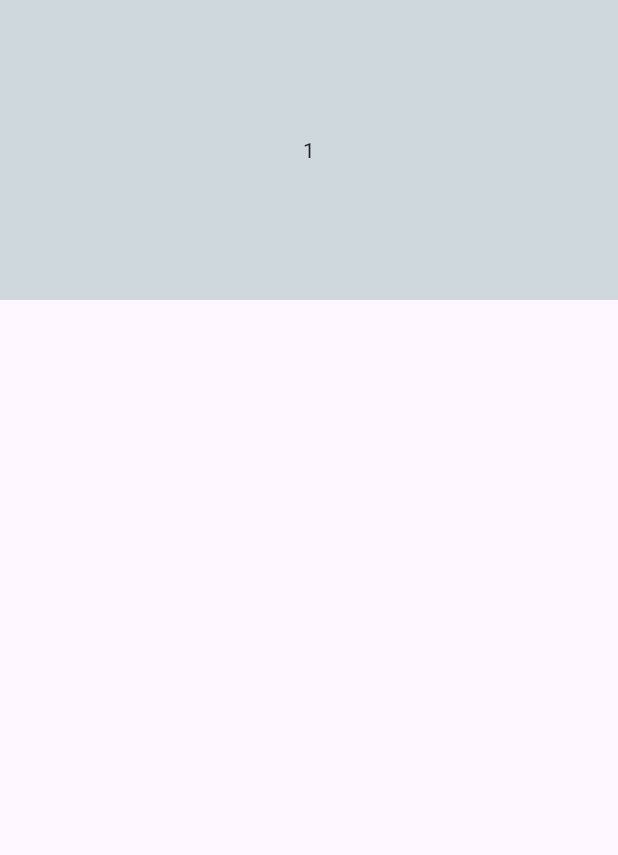
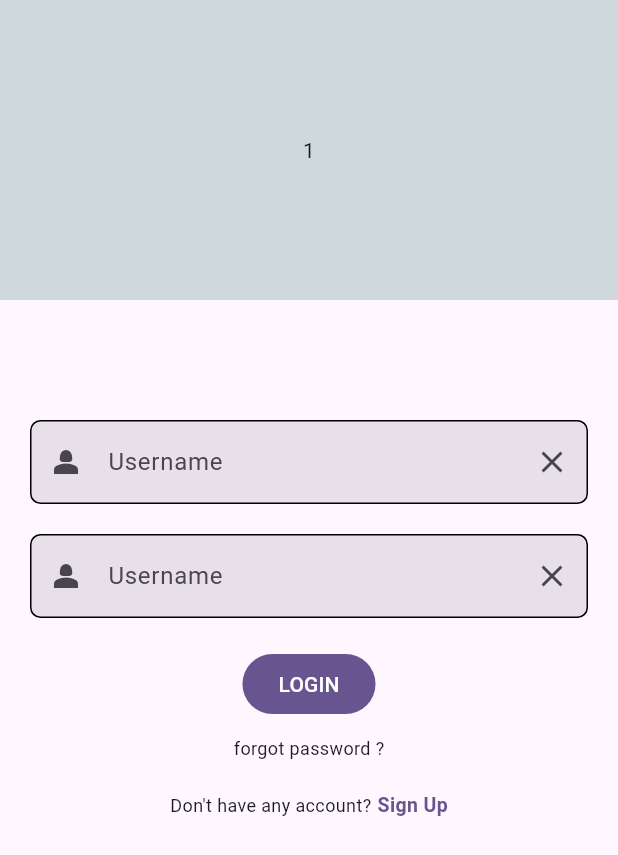
Before and after one commit to Thaniya05/demo-mobile-flutter, a Flutter app: the screen it shows after launch, on a phone screen of 412 x 824 dp. Shown: the top 855 px of the screen. Run offline on Flutter 3.47's test engine with Material 2 defaults, Android fonts, the phone set to English and light mode, and no system bars; drawn by our look-alikes of carousel_slider; our stand-ins replace get, get_storage.

Commit message:
update loginpage

```diff
--- a/demomobile/lib/pages/LoginPage.dart
+++ b/demomobile/lib/pages/LoginPage.dart
@@ -1,18 +1,128 @@
 import 'package:carousel_slider/carousel_slider.dart';
 import 'package:flutter/material.dart';
+import 'package:get/get.dart';
 
 class LoginPage extends StatelessWidget {
-  const LoginPage({super.key});
+  LoginPage({super.key});
 
+  final s = ScrollController();
   @override
   Widget build(BuildContext context) {
     return Scaffold(
       appBar: AppBar(
+        toolbarHeight: 0,
         //excludeHeaderSemantics: true,
-        toolbarHeight: 200,
-        flexibleSpace: Container(
-          //color: Colors.amber,
-          child: CarouselSlider(
+      ),
+      body: SingleChildScrollView(
+        reverse: true,
+        controller: s,
+        child: Column(
+          children: [
+            _slider(context),
+            const Padding(
+              padding: EdgeInsets.all(40.0),
+            ),
+            Column(
+              mainAxisAlignment: MainAxisAlignment.center,
+              children: [
+                Column(
+                  children: [
+                    Padding(
+                      padding: const EdgeInsets.fromLTRB(20, 0, 20, 0),
+                      child: _myTextField(),
+                    ),
+                    Padding(
+                      padding: EdgeInsets.fromLTRB(0, 10, 0, 10),
+                    ),
+                    Padding(
+                      padding: const EdgeInsets.fromLTRB(20, 0, 20, 0),
+                      child: _myTextField(),
+                    ),
+                  ],
+                ),
+                Padding(
+                  padding: EdgeInsets.fromLTRB(0, 10, 0, 10),
+                ),
+                FilledButton(
+                  onPressed: () {},
+                  child: Text("LOGIN"),
+                ),
+                Padding(
+                  padding: EdgeInsets.fromLTRB(0, 5, 0, 5),
+                ),
+                const Text(
+                  "forgot password ?",
+                  style: TextStyle(
+                    fontWeight: FontWeight.w400,
+                    fontSize: 12,
+                  ),
+                ),
+                Padding(
+                  padding: EdgeInsets.fromLTRB(0, 10, 0, 10),
+                ),
+                Row(
+                  mainAxisAlignment: MainAxisAlignment.center,
+                  children: [
+                    const Text(
+                      "Don't have any account?",
+                      style: TextStyle(
+                        fontWeight: FontWeight.w400,
+                        fontSize: 12,
+                      ),
+                    ),
+                    const Padding(
+                      padding: EdgeInsets.fromLTRB(2, 0, 2, 0),
+                    ),
+                    Text(
+                      "Sign Up",
+                      style: TextStyle(
+                        fontSize: 13,
+                        fontWeight: FontWeight.bold,
+                        color: Theme.of(context).primaryColor,
+                      ),
+                    )
+                  ],
+                ),
+              ],
+            )
+          ],
+        ),
+      ),
+    );
+  }
+
+  TextField _myTextField() {
+    return TextField(
+      decoration: InputDecoration(
+        focusedBorder: OutlineInputBorder(
+          borderSide: const BorderSide(
+            style: BorderStyle.solid,
+            //color: Colors.white,
+            width: 1.0,
+          ),
+          borderRadius: BorderRadius.circular(7.0),
+        ),
+        enabledBorder: OutlineInputBorder(
+          borderSide: const BorderSide(
+            style: BorderStyle.solid,
+            width: 1,
+          ),
+          borderRadius: BorderRadius.circular(7.0),
+        ),
+        //alignLabelWithHint: true,
+        prefixIcon: const Icon(Icons.person_2_sharp),
+        suffixIcon: IconButton(
+          icon: const Icon(Icons.clear),
+          onPressed: () {},
+        ),
+        labelText: 'Username',
+        filled: true,
+      ),
+    );
+  }
+
+  CarouselSlider _slider(BuildContext context) {
+    return CarouselSlider(
       items: [1, 2, 3, 4]
           .map(
             (e) => Container(
@@ -29,13 +139,6 @@ class LoginPage extends StatelessWidget {
         viewportFraction: 1,
         autoPlay: true,
       ),
-          ),
-        ),
-        //title: Text("Hello"),
-      ),
-      body: Container(
-          // color: //Colors.amber,
-          ),
     );
   }
 }
--- a/demomobile/pubspec.yaml
+++ b/demomobile/pubspec.yaml
@@ -37,7 +37,6 @@ dependencies:
   cupertino_icons: ^1.0.2
   get: ^4.6.5
   get_storage: ^2.1.1
-  flutter_form_builder: ^9.1.0
   carousel_slider: ^4.2.1
 
 dev_dependencies:
```
Also changed, not shown: demomobile/lib/pages/IntroPage.dart (+4 -3 lines), demomobile/pubspec.lock. Lines whose indentation alone changed are shown as unchanged.
